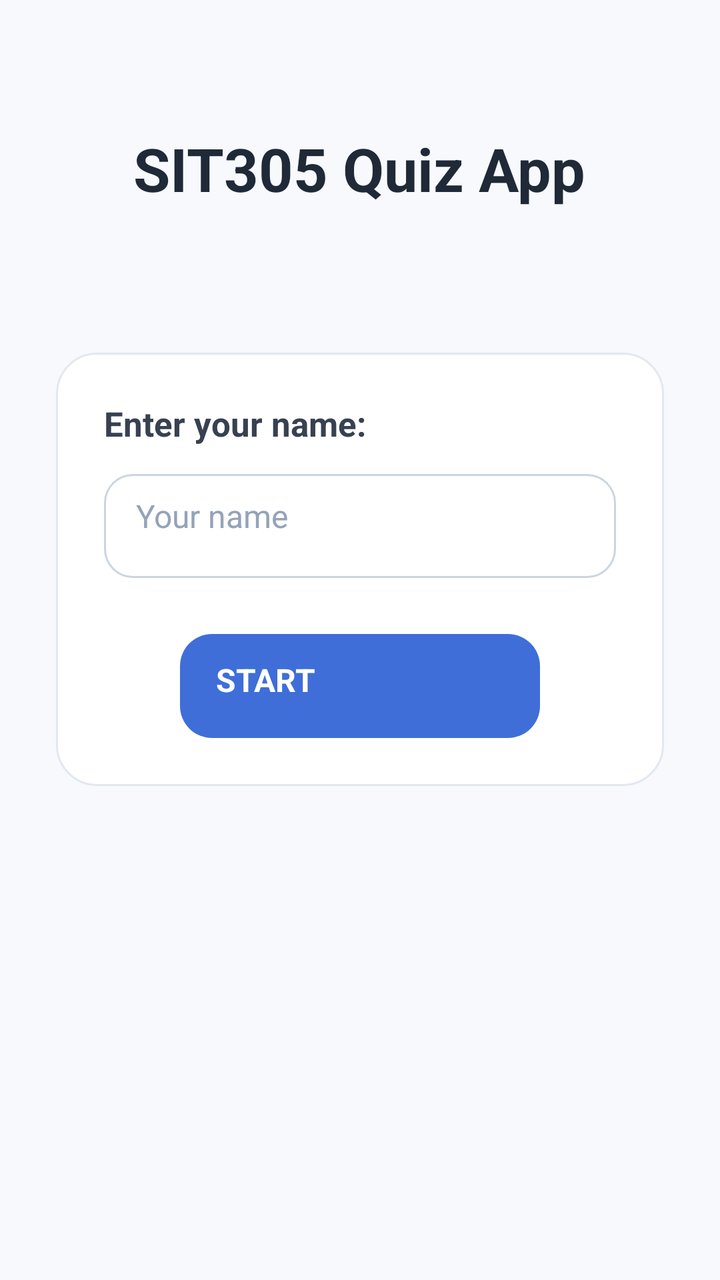
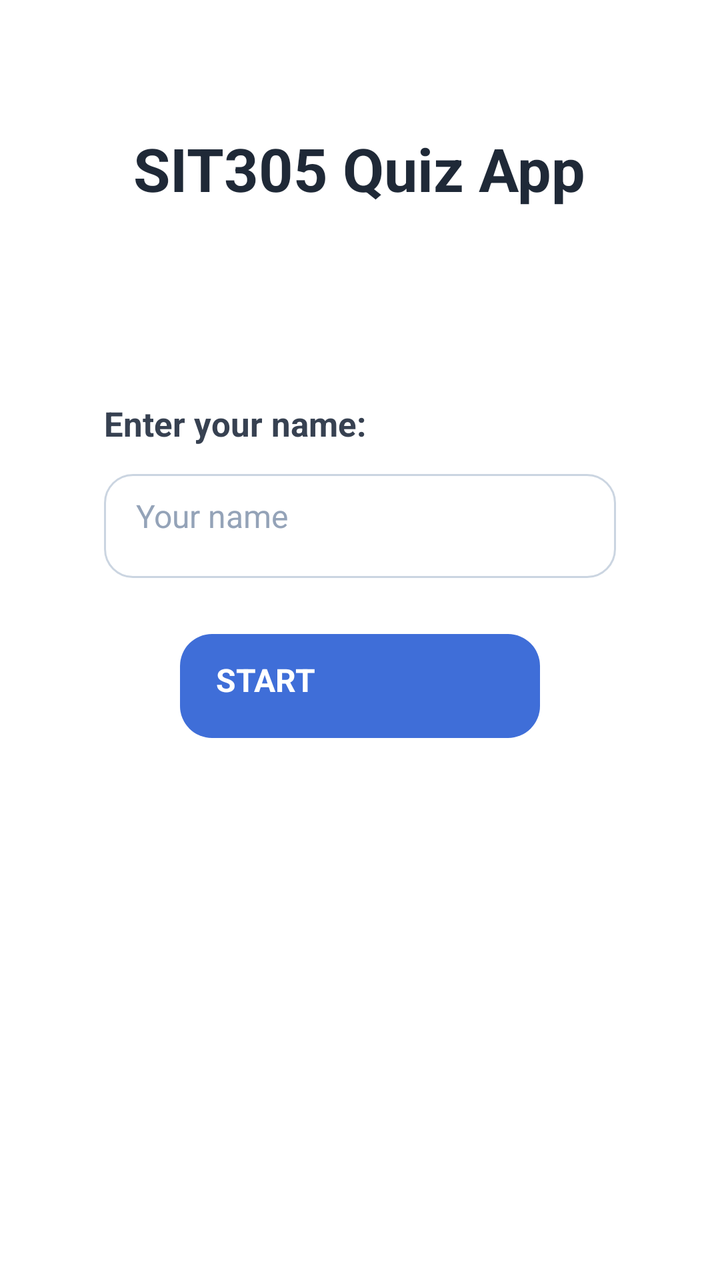

Before-and-after screenshots of an Android layout around one commit, followed by the original layout XML and the change that was made.
<!-- AndroidManifest.xml: activity theme Theme.SIT30531C -->
<!-- res/layout/activity_main.xml -->
<?xml version="1.0" encoding="utf-8"?>
<LinearLayout xmlns:android="http://schemas.android.com/apk/res/android"
    android:layout_width="match_parent"
    android:layout_height="match_parent"
    android:background="@drawable/bg_screen"
    android:gravity="top|center_horizontal"
    android:orientation="vertical"
    android:paddingStart="28dp"
    android:paddingTop="64dp"
    android:paddingEnd="28dp"
    android:paddingBottom="32dp">

    <TextView
        android:id="@+id/startTitleText"
        android:layout_width="wrap_content"
        android:layout_height="wrap_content"
        android:text="SIT305 Quiz App"
        android:textColor="#1F2937"
        android:textSize="30sp"
        android:textStyle="bold" />

    <LinearLayout
        android:layout_width="match_parent"
        android:layout_height="wrap_content"
        android:layout_marginTop="72dp"
        android:background="@drawable/bg_card"
        android:orientation="vertical"
        android:padding="24dp">

        <TextView
            android:id="@+id/nameLabelText"
            android:layout_width="wrap_content"
            android:layout_height="wrap_content"
            android:text="Enter your name:"
            android:textColor="#374151"
            android:textSize="17sp"
            android:textStyle="bold" />

        <EditText
            android:id="@+id/nameEditText"
            android:layout_width="match_parent"
            android:layout_height="52dp"
            android:layout_marginTop="14dp"
            android:background="@drawable/bg_input"
            android:hint="Your name"
            android:importantForAutofill="no"
            android:inputType="textPersonName"
            android:paddingStart="16dp"
            android:paddingEnd="16dp"
            android:singleLine="true"
            android:textColor="#111827"
            android:textColorHint="#94A3B8"
            android:textSize="16sp" />

        <Button
            android:id="@+id/startButton"
            android:layout_width="180dp"
            android:layout_height="52dp"
            android:layout_gravity="center_horizontal"
            android:layout_marginTop="28dp"
            android:background="@drawable/bg_button_primary"
            android:text="START"
            android:textColor="#FFFFFFFF"
            android:textSize="16sp"
            android:textStyle="bold" />
    </LinearLayout>
</LinearLayout>
<!-- resources referenced by this layout -->
<resources>
  <!-- drawable bg_button_primary (drawable) -->
  <?xml version="1.0" encoding="utf-8"?>
  <shape xmlns:android="http://schemas.android.com/apk/res/android">
      <solid android:color="#3F6ED8" />
      <corners android:radius="16dp" />
      <padding
          android:left="18dp"
          android:right="18dp"
          android:top="12dp"
          android:bottom="12dp" />
  </shape>
  <!-- drawable bg_card (drawable) -->
  <?xml version="1.0" encoding="utf-8"?>
  <shape xmlns:android="http://schemas.android.com/apk/res/android">
      <solid android:color="#FFFFFFFF" />
      <corners android:radius="20dp" />
      <stroke
          android:width="1dp"
          android:color="#E3E8F0" />
  </shape>
  <!-- drawable bg_input (drawable) -->
  <?xml version="1.0" encoding="utf-8"?>
  <shape xmlns:android="http://schemas.android.com/apk/res/android">
      <solid android:color="#FFFFFFFF" />
      <corners android:radius="14dp" />
      <stroke
          android:width="1dp"
          android:color="#CBD5E1" />
      <padding
          android:left="14dp"
          android:right="14dp"
          android:top="10dp"
          android:bottom="10dp" />
  </shape>
  <!-- drawable bg_screen (drawable) -->
  <?xml version="1.0" encoding="utf-8"?>
  <shape xmlns:android="http://schemas.android.com/apk/res/android">
      <solid android:color="#F7F9FC" />
  </shape>
  <style name="Theme.SIT30531C" parent="android:Theme.Material.Light.NoActionBar" />
</resources>

<!-- the commit's change to res/layout/activity_main.xml (unified diff, before → after) -->
@@ -2,7 +2,7 @@
 <LinearLayout xmlns:android="http://schemas.android.com/apk/res/android"
     android:layout_width="match_parent"
     android:layout_height="match_parent"
-    android:background="@drawable/bg_screen"
+    android:background="#FFFFFFFF"
     android:gravity="top|center_horizontal"
     android:orientation="vertical"
     android:paddingStart="28dp"
@@ -23,7 +23,6 @@
         android:layout_width="match_parent"
         android:layout_height="wrap_content"
         android:layout_marginTop="72dp"
-        android:background="@drawable/bg_card"
         android:orientation="vertical"
         android:padding="24dp">
 
<!-- resource entries referenced after the edit -->
@@ -10,15 +10,6 @@
           android:right="18dp"
           android:top="12dp"
           android:bottom="12dp" />
-  </shape>
-  <!-- drawable bg_card (drawable) -->
-  <?xml version="1.0" encoding="utf-8"?>
-  <shape xmlns:android="http://schemas.android.com/apk/res/android">
-      <solid android:color="#FFFFFFFF" />
-      <corners android:radius="20dp" />
-      <stroke
-          android:width="1dp"
-          android:color="#E3E8F0" />
   </shape>
   <!-- drawable bg_input (drawable) -->
   <?xml version="1.0" encoding="utf-8"?>
@@ -34,11 +25,6 @@
           android:top="10dp"
           android:bottom="10dp" />
   </shape>
-  <!-- drawable bg_screen (drawable) -->
-  <?xml version="1.0" encoding="utf-8"?>
-  <shape xmlns:android="http://schemas.android.com/apk/res/android">
-      <solid android:color="#F7F9FC" />
-  </shape>
   <style name="Theme.SIT30531C" parent="android:Theme.Material.Light.NoActionBar" />
 </resources>
 
